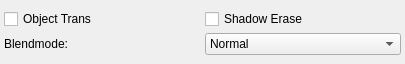
Old version of the form scribus/ui/propertiespalette_shadowoptions.ui in the repository nitramr/scribus.
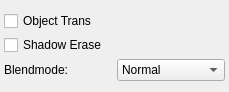
New version of the form. Custom widgets are drawn as their Qt base class.

Diff of the .ui file:
```diff
--- a/scribus/ui/propertiespalette_shadowoptions.ui
+++ b/scribus/ui/propertiespalette_shadowoptions.ui
@@ -6,8 +6,8 @@
    <rect>
     <x>0</x>
     <y>0</y>
-    <width>405</width>
-    <height>64</height>
+    <width>229</width>
+    <height>92</height>
    </rect>
   </property>
   <property name="maximumSize">
@@ -40,13 +40,6 @@
      <property name="spacing">
       <number>4</number>
      </property>
-     <item row="2" column="0">
-      <widget class="QCheckBox" name="softShadowObjTrans">
-       <property name="text">
-        <string>Object Trans</string>
-       </property>
-      </widget>
-     </item>
      <item row="4" column="0">
       <widget class="QLabel" name="labelShadowBlendMode">
        <property name="text">
@@ -141,13 +134,20 @@
        </item>
       </widget>
      </item>
-     <item row="2" column="1">
+     <item row="3" column="0" colspan="2">
       <widget class="QCheckBox" name="softShadowErase">
        <property name="text">
         <string>Shadow Erase</string>
        </property>
       </widget>
      </item>
+     <item row="2" column="0" colspan="2">
+      <widget class="QCheckBox" name="softShadowObjTrans">
+       <property name="text">
+        <string>Object Trans</string>
+       </property>
+      </widget>
+     </item>
     </layout>
    </item>
   </layout>
```
